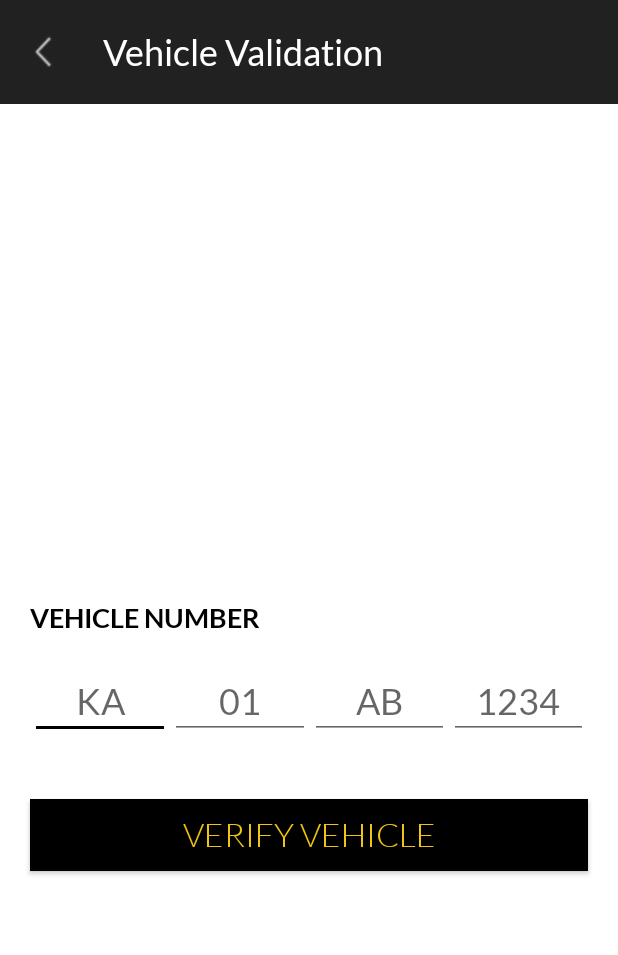
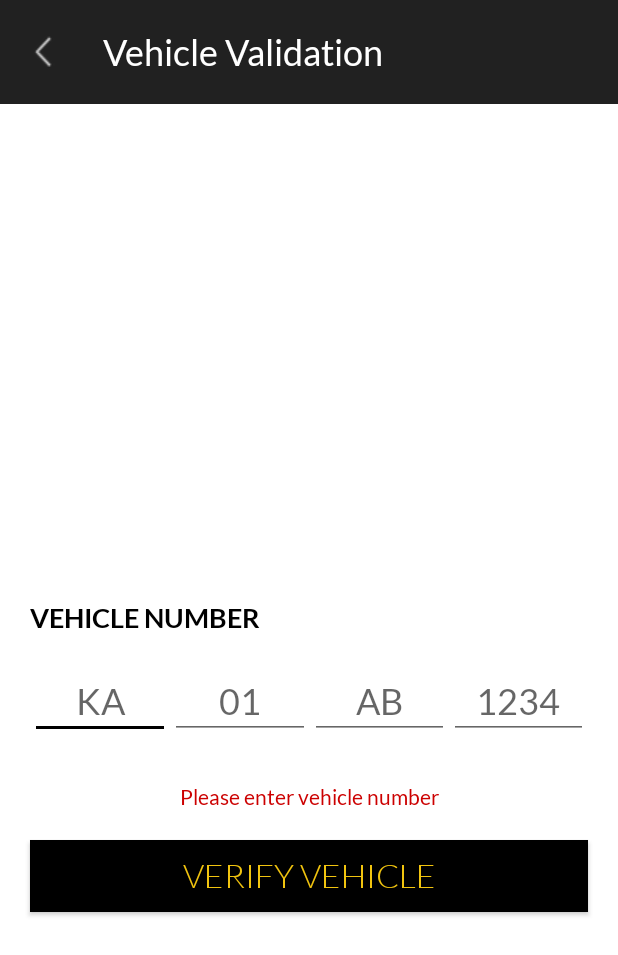
Before and after one commit to RoshanHalwai/NASecurity, an Android app: the VehicleValidation screen opened directly, with no data from a screen before it, after a tap on "VERIFY VEHICLE", on a phone screen of 412 x 824 dp. Shown: the top 955 px of the screen. Run offline under Robolectric (Android 15) with nearby library versions, the phone set to English and light mode, and no system bars; our stand-ins replace Firebase (no records; nobody signed in at launch, a user with empty details on screens opened directly); libraries missing offline, so code that uses them is left out: com.wang.avi; plain views replace AVLoadingIndicatorView.

Commit message:
Displayed an error message, if security guard enters invalid vehicle number

```diff
--- a/app/src/main/java/com/kirtanlabs/nammaapartmentssecurity/nammaapartmentsecurityhome/gatenotification/VehicleValidation.java
+++ b/app/src/main/java/com/kirtanlabs/nammaapartmentssecurity/nammaapartmentsecurityhome/gatenotification/VehicleValidation.java
@@ -40,10 +40,9 @@ public class VehicleValidation extends BaseActivity implements View.OnClickListe
      * Private Members
      * ------------------------------------------------------------- */
 
-    private EditText editVehicleStateCode;
-    private EditText editVehicleRtoNumber;
-    private EditText editVehicleSerialNumberOne;
-    private EditText editVehicleSerialNumberTwo;
+    private EditText editVehicleStateCode, editVehicleRtoNumber, editVehicleSerialNumberOne,
+            editVehicleSerialNumberTwo;
+    private TextView textErrorVehicleNumber;
     private String vehicleUid;
 
     /* ------------------------------------------------------------- *
@@ -66,6 +65,7 @@ public class VehicleValidation extends BaseActivity implements View.OnClickListe
 
         /*Getting Id's for all the views*/
         TextView textVehicleNumber = findViewById(R.id.textVehicleNumber);
+        textErrorVehicleNumber = findViewById(R.id.textErrorVehicleNumber);
         editVehicleStateCode = findViewById(R.id.editVehicleStateCode);
         editVehicleRtoNumber = findViewById(R.id.editVehicleRtoNumber);
         editVehicleSerialNumberOne = findViewById(R.id.editVehicleSerialNumberOne);
@@ -74,6 +74,7 @@ public class VehicleValidation extends BaseActivity implements View.OnClickListe
 
         /*Setting font for all the views*/
         textVehicleNumber.setTypeface(setLatoBoldFont(this));
+        textErrorVehicleNumber.setTypeface(setLatoRegularFont(this));
         editVehicleStateCode.setTypeface(setLatoRegularFont(this));
         editVehicleRtoNumber.setTypeface(setLatoRegularFont(this));
         editVehicleSerialNumberOne.setTypeface(setLatoRegularFont(this));
@@ -99,6 +100,9 @@ public class VehicleValidation extends BaseActivity implements View.OnClickListe
             //We need Progress Indicator in this screen
             showProgressIndicator();
             checkDetailsInFirebase(vehicleNumber);
+            textErrorVehicleNumber.setVisibility(View.GONE);
+        } else {
+            textErrorVehicleNumber.setVisibility(View.VISIBLE);
         }
     }
 
--- a/app/src/main/res/layout/activity_vehicle_validation.xml
+++ b/app/src/main/res/layout/activity_vehicle_validation.xml
@@ -93,11 +93,22 @@
 
     </LinearLayout>
 
+    <TextView
+        android:id="@+id/textErrorVehicleNumber"
+        android:layout_width="match_parent"
+        android:layout_height="wrap_content"
+        android:layout_below="@id/layoutVehicleNumber"
+        android:layout_marginTop="10dp"
+        android:gravity="center"
+        android:text="@string/vehicle_number_validation"
+        android:textColor="@android:color/holo_red_dark"
+        android:visibility="gone" />
+
     <Button
         android:id="@+id/buttonVerifyVehicleNumber"
         android:layout_width="match_parent"
         android:layout_height="wrap_content"
-        android:layout_below="@+id/layoutVehicleNumber"
+        android:layout_below="@+id/textErrorVehicleNumber"
         android:layout_margin="20dp"
         android:background="@color/nmBlack"
         android:text="@string/verify_vehicle"
--- a/app/src/main/res/values/strings.xml
+++ b/app/src/main/res/values/strings.xml
@@ -171,6 +171,7 @@
     <!--Vehicle Validation Activity-->
     <string name="vehicle_number">Vehicle Number</string>
     <string name="verify_vehicle">Verify Vehicle</string>
+    <string name="vehicle_number_validation">Please enter vehicle number</string>
 
     <!--Vehicle Details Activity-->
     <string name="vehicle_details">Vehicle Details</string>
```
